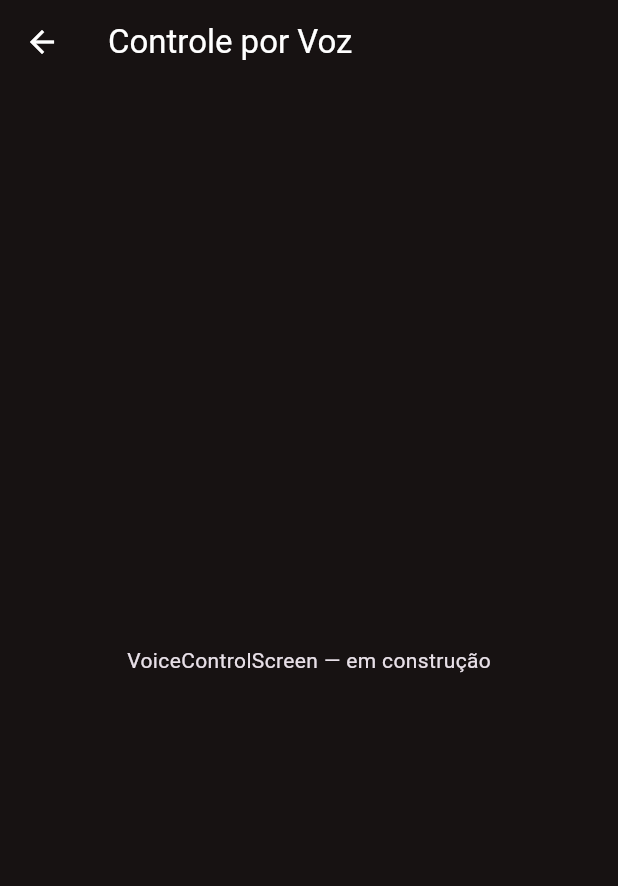
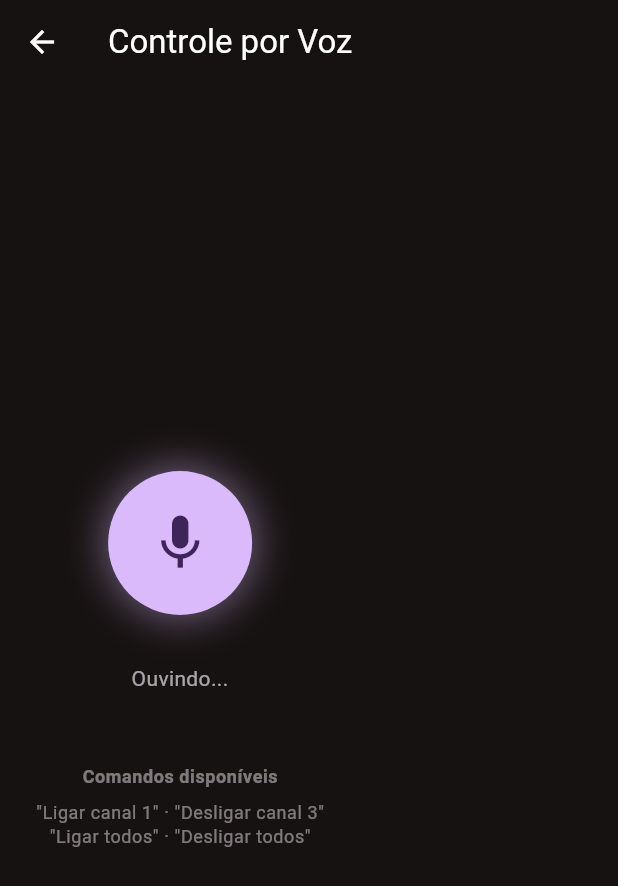
Before and after one commit to EduardoArine/retro_relay_app_flutter, a Flutter app: the screen it shows after launch, after a tap on the "mic" icon, on a phone screen of 412 x 824 dp. Shown: the top 886 px of the screen. Run offline on Flutter 3.47's test engine with Material 3 defaults, Android fonts, the phone set to English and light mode, and no system bars; our stand-ins replace dio, flutter_riverpod, shared_preferences, speech_to_text; network calls fail.

Commit message:
feat(flutter-phase7): add voice control with speech_to_text
- VoiceControlNotifier (autoDispose) + VoiceState
- Commands: "ligar/desligar canal X", "ligar/desligar todos"
- VoiceControlScreen: animated mic button, feedback, commands guide
- Mic released on dispose via ref.onDispose

Manual step required: add RECORD_AUDIO to AndroidManifest.xml

```diff
--- /dev/null
+++ b/lib/features/voice_control/presentation/voice_control_notifier.dart
@@ -0,0 +1,150 @@
+// Gerencia o estado do reconhecimento de voz e o parsing de comandos.
+//
+// Fluxo:
+//   1. iniciar()  → pede permissão (se necessário), começa a escutar
+//   2. SpeechToText reconhece fala → _processarComando() interpreta o texto
+//   3. _processarComando() chama canaisProvider.notifier.toggleCanal() conforme o comando
+//   4. parar() ou resultado final → isListening = false
+//
+// Comandos reconhecidos (case-insensitive, correspondência parcial):
+//   "ligar canal X"   / "desligar canal X"  → toggle do canal X (1-indexado)
+//   "ligar todos"     / "desligar todos"    → toggle em todos os 16 canais
+//
+// Por que autoDispose?
+//   Quando o usuário sai de VoiceControlScreen, o microfone é liberado
+//   automaticamente via ref.onDispose — sem risco de ficar gravando em background.
+//
+// Cross-feature: acessa canaisProvider (features/home).
+// Uso de ref.read — ação pontual, sem dependência reativa.
+
+import 'package:flutter_riverpod/flutter_riverpod.dart';
+import 'package:speech_to_text/speech_recognition_result.dart';
+import 'package:speech_to_text/speech_to_text.dart';
+
+import '../../../core/constants/app_constants.dart';
+import '../../home/presentation/home_notifier.dart';
+
+// ─── State ────────────────────────────────────────────────────────────────────
+
+class VoiceState {
+  final bool isListening;
+  final bool disponivel; // false se permissão negada ou device sem suporte
+  final String textoReconhecido;
+  final String feedback;
+
+  const VoiceState({
+    this.isListening = false,
+    this.disponivel = true,
+    this.textoReconhecido = '',
+    this.feedback = '',
+  });
+
+  VoiceState copyWith({
+    bool? isListening,
+    bool? disponivel,
+    String? textoReconhecido,
+    String? feedback,
+  }) {
+    return VoiceState(
+      isListening: isListening ?? this.isListening,
+      disponivel: disponivel ?? this.disponivel,
+      textoReconhecido: textoReconhecido ?? this.textoReconhecido,
+      feedback: feedback ?? this.feedback,
+    );
+  }
+}
+
+// ─── Provider ─────────────────────────────────────────────────────────────────
+
+final voiceControlProvider =
+    NotifierProvider.autoDispose<VoiceControlNotifier, VoiceState>(
+  VoiceControlNotifier.new,
+);
+
+// ─── Notifier ─────────────────────────────────────────────────────────────────
+
+class VoiceControlNotifier extends AutoDisposeNotifier<VoiceState> {
+  final _speech = SpeechToText();
+  bool _initialized = false;
+
+  @override
+  VoiceState build() {
+    ref.onDispose(() => _speech.stop());
+    return const VoiceState();
+  }
+
+  Future<void> iniciar() async {
+    if (!_initialized) {
+      _initialized = await _speech.initialize(
+        onError: (_) => state = state.copyWith(isListening: false),
+      );
+    }
+
+    if (!_initialized) {
+      state = state.copyWith(
+        disponivel: false,
+        feedback: 'Reconhecimento de voz indisponível neste dispositivo.',
+      );
+      return;
+    }
+
+    state = state.copyWith(
+      isListening: true,
+      textoReconhecido: '',
+      feedback: 'Ouvindo...',
+    );
+
+    await _speech.listen(
+      onResult: _onResult,
+      listenFor: const Duration(seconds: 10),
+      pauseFor: const Duration(seconds: 3),
+      localeId: 'pt_BR',
+    );
+  }
+
+  Future<void> parar() async {
+    await _speech.stop();
+    state = state.copyWith(isListening: false);
+  }
+
+  void _onResult(SpeechRecognitionResult result) {
+    state = state.copyWith(textoReconhecido: result.recognizedWords);
+
+    if (result.finalResult) {
+      _processarComando(result.recognizedWords);
+      state = state.copyWith(isListening: false);
+    }
+  }
+
+  void _processarComando(String texto) {
+    final lower = texto.toLowerCase().trim();
+    if (lower.isEmpty) {
+      state = state.copyWith(feedback: 'Nenhum comando detectado.');
+      return;
+    }
+
+    if (lower.contains('ligar todos') || lower.contains('desligar todos')) {
+      for (var i = 0; i < AppConstants.totalCanais; i++) {
+        ref.read(canaisProvider.notifier).toggleCanal(i);
+      }
+      state = state.copyWith(feedback: 'Todos os canais acionados.');
+      return;
+    }
+
+    final match = RegExp(r'canal\s+(\d+)').firstMatch(lower);
+    if (match != null) {
+      final numero = int.tryParse(match.group(1)!);
+      if (numero != null &&
+          numero >= 1 &&
+          numero <= AppConstants.totalCanais) {
+        ref.read(canaisProvider.notifier).toggleCanal(numero - 1);
+        state = state.copyWith(feedback: 'Canal $numero acionado.');
+        return;
+      }
+    }
+
+    state = state.copyWith(
+      feedback: 'Comando não reconhecido: "$texto"',
+    );
+  }
+}
--- a/lib/features/voice_control/presentation/voice_control_screen.dart
+++ b/lib/features/voice_control/presentation/voice_control_screen.dart
@@ -1,17 +1,152 @@
-// Tela de controle por voz — reconhece comandos para acionar canais.
-// STUB: implementação completa na Fase 8 (speech_to_text + VoiceControlNotifier).
 import 'package:flutter/material.dart';
+import 'package:flutter_riverpod/flutter_riverpod.dart';
 
-class VoiceControlScreen extends StatelessWidget {
+import '../../../shared/widgets/header_bar_with_back.dart';
+import 'voice_control_notifier.dart';
+
+class VoiceControlScreen extends ConsumerStatefulWidget {
   const VoiceControlScreen({super.key});
 
   @override
+  ConsumerState<VoiceControlScreen> createState() =>
+      _VoiceControlScreenState();
+}
+
+class _VoiceControlScreenState extends ConsumerState<VoiceControlScreen> {
+  @override
+  void initState() {
+    super.initState();
+    // Inicia o reconhecimento automaticamente ao abrir a tela
+    WidgetsBinding.instance.addPostFrameCallback(
+      (_) => ref.read(voiceControlProvider.notifier).iniciar(),
+    );
+  }
+
+  @override
   Widget build(BuildContext context) {
+    final state = ref.watch(voiceControlProvider);
+    final colorScheme = Theme.of(context).colorScheme;
+
     return Scaffold(
-      appBar: AppBar(title: const Text('Controle por Voz')),
-      body: const Center(
-        child: Text('VoiceControlScreen — em construção'),
+      appBar: const HeaderBarWithBack(title: 'Controle por Voz'),
+      body: Padding(
+        padding: const EdgeInsets.all(24),
+        child: Column(
+          mainAxisAlignment: MainAxisAlignment.center,
+          children: [
+            // Botão principal do microfone
+            _MicButton(
+              isListening: state.isListening,
+              disponivel: state.disponivel,
+              onTap: () {
+                if (state.isListening) {
+                  ref.read(voiceControlProvider.notifier).parar();
+                } else {
+                  ref.read(voiceControlProvider.notifier).iniciar();
+                }
+              },
+            ),
+            const SizedBox(height: 32),
+
+            // Texto reconhecido
+            if (state.textoReconhecido.isNotEmpty) ...[
+              Text(
+                '"${state.textoReconhecido}"',
+                style: Theme.of(context).textTheme.bodyLarge?.copyWith(
+                      fontStyle: FontStyle.italic,
+                      color: colorScheme.onSurface,
+                    ),
+                textAlign: TextAlign.center,
+              ),
+              const SizedBox(height: 16),
+            ],
+
+            // Feedback do comando
+            Text(
+              state.feedback.isEmpty
+                  ? 'Toque no microfone e diga um comando'
+                  : state.feedback,
+              style: Theme.of(context).textTheme.bodyMedium?.copyWith(
+                    color: colorScheme.onSurface.withValues(alpha: 0.7),
+                  ),
+              textAlign: TextAlign.center,
+            ),
+
+            const SizedBox(height: 48),
+
+            // Guia de comandos
+            _ComandosGuia(),
+          ],
+        ),
       ),
     );
   }
 }
+
+// ─── Widgets internos ─────────────────────────────────────────────────────────
+
+class _MicButton extends StatelessWidget {
+  final bool isListening;
+  final bool disponivel;
+  final VoidCallback onTap;
+
+  const _MicButton({
+    required this.isListening,
+    required this.disponivel,
+    required this.onTap,
+  });
+
+  @override
+  Widget build(BuildContext context) {
+    final colorScheme = Theme.of(context).colorScheme;
+
+    return GestureDetector(
+      onTap: disponivel ? onTap : null,
+      child: AnimatedContainer(
+        duration: const Duration(milliseconds: 300),
+        width: 96,
+        height: 96,
+        decoration: BoxDecoration(
+          shape: BoxShape.circle,
+          color: isListening ? colorScheme.primary : colorScheme.surfaceContainerHighest,
+          boxShadow: isListening
+              ? [
+                  BoxShadow(
+                    color: colorScheme.primary.withValues(alpha: 0.4),
+                    blurRadius: 20,
+                    spreadRadius: 4,
+                  ),
+                ]
+              : null,
+        ),
+        child: Icon(
+          isListening ? Icons.mic : Icons.mic_none,
+          size: 44,
+          color: isListening
+              ? colorScheme.onPrimary
+              : disponivel
+                  ? colorScheme.onSurface
+                  : colorScheme.onSurface.withValues(alpha: 0.3),
+        ),
+      ),
+    );
+  }
+}
+
+class _ComandosGuia extends StatelessWidget {
+  @override
+  Widget build(BuildContext context) {
+    final style = Theme.of(context).textTheme.bodySmall?.copyWith(
+          color: Theme.of(context).colorScheme.onSurface.withValues(alpha: 0.5),
+        );
+
+    return Column(
+      children: [
+        Text('Comandos disponíveis', style: style?.copyWith(fontWeight: FontWeight.bold)),
+        const SizedBox(height: 8),
+        Text('"Ligar canal 1" · "Desligar canal 3"', style: style),
+        Text('"Ligar todos" · "Desligar todos"', style: style),
+      ],
+    );
+  }
+}
--- a/pubspec.yaml
+++ b/pubspec.yaml
@@ -37,6 +37,7 @@ dependencies:
   flutter_riverpod: ^2.6.1
   dio: ^5.7.0
   shared_preferences: ^2.3.1
+  speech_to_text: ^7.0.0
 
 dev_dependencies:
   flutter_test:
```
Also changed, not shown: pubspec.lock, 2 other files.
